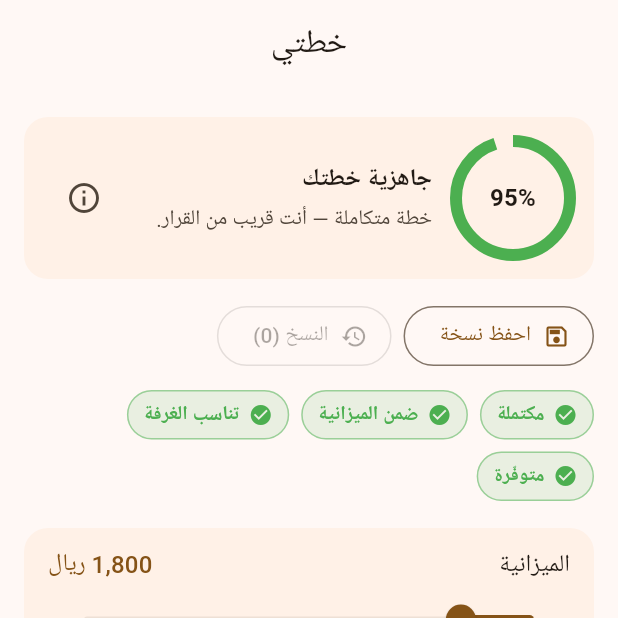
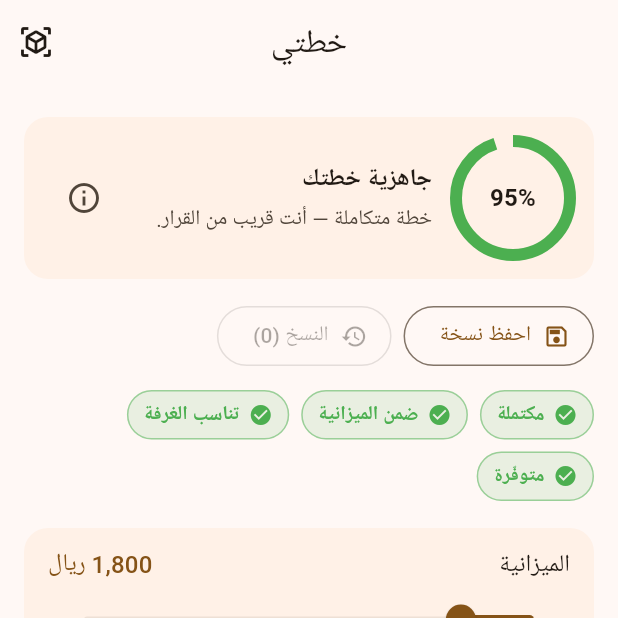
Before and after one commit to kalifah57/Furn-App, a Flutter app: the PlanScreen screen opened by its route, on a phone screen of 412 x 824 dp, the top half of it. Run offline on Flutter 3.47's test engine with Material 3 defaults, Android fonts, the phone set to English and light mode, and no system bars; our stand-ins replace equatable, flutter_riverpod, go_router; missing offline and left inert: dart:html; accounts and stored records are empty.

Commit message:
feat(ar): reach the AR gate from the plan screen
The /ar route had no entry point, so the spatial gate was unreachable from the
UI. Adds an app-bar action on the plan screen. Per-product AR (ArButton) stays
where it is; this opens the catalog-wide view that shows what actually fits the
room, with a reason under everything it refuses.

Co-Authored-By: Claude Opus 5 <noreply@anthropic.com>
Claude-Session: https://claude.ai/code/session_01LRdB4qZd5H5CHun7KKqsuq

```diff
--- a/lib/features/plan/presentation/plan_screen.dart
+++ b/lib/features/plan/presentation/plan_screen.dart
@@ -1,6 +1,8 @@
 import 'package:flutter/material.dart';
 import 'package:flutter_riverpod/flutter_riverpod.dart';
+import 'package:go_router/go_router.dart';
 
+import '../../../core/router/app_router.dart';
 import '../../../domain_engine/plan/plan.dart';
 import '../../../shared/models/models.dart';
 import '../../../shared/utils/formatters.dart';
@@ -18,7 +20,18 @@ class PlanScreen extends ConsumerWidget {
   Widget build(BuildContext context, WidgetRef ref) {
     final async = ref.watch(planControllerProvider);
     return Scaffold(
-      appBar: AppBar(title: const Text('خطتي')),
+      appBar: AppBar(
+        title: const Text('خطتي'),
+        actions: [
+          // بوّابة الواقع المعزّز على مستوى الكتالوج: تعرض ما يدخل في الغرفة
+          // فعلًا (ArSpatialEngine) قبل فتح الكاميرا.
+          IconButton(
+            tooltip: 'شاهدها في غرفتك',
+            icon: const Icon(Icons.view_in_ar),
+            onPressed: () => context.push(Routes.ar),
+          ),
+        ],
+      ),
       body: async.when(
         loading: () => const Center(child: CircularProgressIndicator()),
         error: (e, _) => Center(child: Padding(
```
